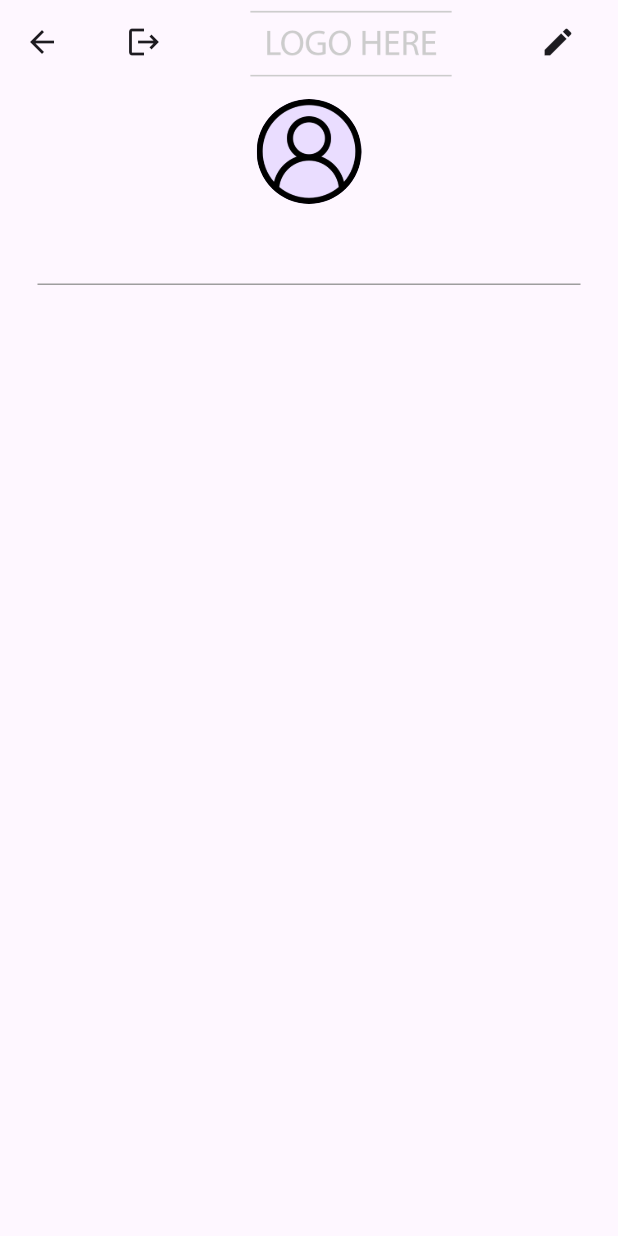
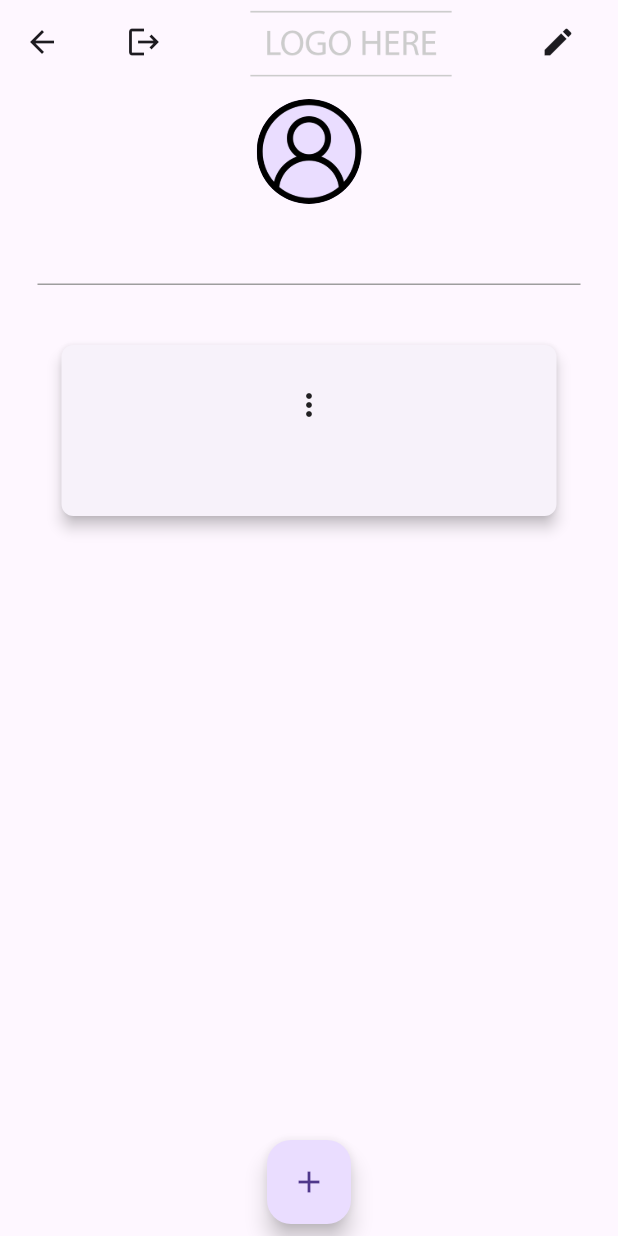
Before and after one commit to Armstrongman/pet_pallery, a Flutter app: the CurrentUserPage screen opened by its route, on a phone screen of 412 x 824 dp. Run offline on Flutter 3.47's test engine with Material 3 defaults, Android fonts, the phone set to English and light mode, and no system bars; our stand-ins replace cloud_firestore, firebase_auth, firebase_core; accounts and stored records are empty.

Commit message:
Added pet card to current user profile

```diff
--- a/lib/Pages/User Pages/curr_user_page.dart
+++ b/lib/Pages/User Pages/curr_user_page.dart
@@ -1,6 +1,8 @@
 import 'package:cloud_firestore/cloud_firestore.dart';
 import 'package:firebase_auth/firebase_auth.dart';
 import 'package:flutter/material.dart';
+import 'package:pet_pallery/Pages/Pet%20Pages/add_pet_page.dart';
+import 'package:pet_pallery/Pages/Pet%20Pages/edit_pet_page.dart';
 import 'package:pet_pallery/Pages/User%20Pages/edit_user_page.dart';
 
 class CurrentUserPage extends StatefulWidget {
@@ -41,6 +43,16 @@ class _CurrentUserPageState extends State<CurrentUserPage> {
       } else {
         username= 'User document not found';
       }
+  }
+
+   // Method to delete an Adoption, passing in the documentId to specify which one we want to delete
+  void deletePet(String documentId)
+  {
+    // Go into firebase and retrieve the instance associated with the doumentId and then delete it
+    FirebaseFirestore.instance
+      .collection('PetProfiles')
+      .doc(documentId)
+      .delete();
   }
 
   @override
@@ -105,7 +117,98 @@ class _CurrentUserPageState extends State<CurrentUserPage> {
                   width: double.infinity,
                   color: Colors.grey,
                 ),
-                // Other content of the user page
+                SizedBox(height: 16),
+                // An expanded widget that lets us see a list view of all the current user's adoption profiles
+                Expanded(
+                  child: StreamBuilder(
+                    // Only grabbing the AdoptionProfiles where the instance's UserId is equal to the current user's id
+                    stream: FirebaseFirestore.instance
+                        .collection('PetProfiles')
+                        .where('UserId', isEqualTo: currentUser.email)
+                        .snapshots(),
+                    // Taking the data from the stream above
+                    builder: (context, AsyncSnapshot<QuerySnapshot> snapshot) {
+                      if (snapshot.connectionState == ConnectionState.waiting) {
+                        return Center(child: CircularProgressIndicator());
+                      }
+                      // An error occured when attempting to grab the data
+                      if (snapshot.hasError) {
+                        return Center(child: Text('Error: ${snapshot.error}'));
+                      }
+                      // The user currently does not have an adoption profile they have made yet
+                      if (snapshot.data == null || snapshot.data!.docs.isEmpty) {
+                        return Center(child: Text('You currently have no pets on your page'));
+                      }
+                      // Building out a list view with the data in the snapshot
+                      return Container(
+                        padding: EdgeInsets.all(16.0),
+                        child: ListView(
+                          children: snapshot.data!.docs.map((DocumentSnapshot document) {
+                            Map<String, dynamic> data = document.data() as Map<String, dynamic>;
+                            return Card(
+                              elevation: 4.0, // Add elevation for a shadow effect
+                              shape: RoundedRectangleBorder(
+                                borderRadius: BorderRadius.circular(8.0),
+                              ),
+                              margin: EdgeInsets.symmetric(vertical: 8.0),
+                              child: Padding(
+                                padding: EdgeInsets.all(16.0),
+                                child: Column(
+                                  children: [
+                                    // Popup menu button for edit and delete options
+                                    PopupMenuButton(
+                                      itemBuilder: (context) => [
+                                        PopupMenuItem(
+                                          value: 'edit',
+                                          child: Text('Edit'),
+                                        ),
+                                        PopupMenuItem(
+                                          value: 'delete',
+                                          child: Text('Delete'),
+                                        ),
+                                      ],
+                                      onSelected: (String value) {
+                                        if (value == 'edit') {
+                                          // Going to the page by passing in the documentId into the ApplicantsPage's constructor
+                                          Navigator.push(
+                                            context,
+                                            MaterialPageRoute(builder: (context) => EditPetPage(documentId: document.id)),
+                                          );
+                                        } else if (value == 'delete') {
+                                          deletePet(document.id);
+                                        }
+                                      },
+                                    ),
+                                    // Show the PetName in the middle of the card
+                                    Text(
+                                      data['PetName'],
+                                      style: TextStyle(fontWeight: FontWeight.bold, fontSize: 18.0),
+                                      textAlign: TextAlign.center,
+                                    ),
+                                    SizedBox(height: 8.0),
+                                    // Add other details or buttons as needed
+                                  ],
+                                ),
+                              ),
+                            );
+                          }).toList(),
+                        ),
+                      );
+
+                    },
+                  ),
+                ),
+                FloatingActionButton(
+                  onPressed: () {
+                    // Handle the action for adding a pet to the profile
+                    Navigator.push(
+                      context,
+                      MaterialPageRoute(builder: (context) => AddPetPage()),
+                    );
+                  },
+                  child: Icon(Icons.add),
+                ),
+                SizedBox(height: 8.0),
               ],
             ),
           ),
```
Also changed, not shown: lib/Pages/Pet Pages/add_pet_page.dart (added, +102 -0 lines), lib/Pages/Pet Pages/edit_pet_page.dart (added, +16 -0 lines), Assets/Images/cat-placeholder.jpg (added).
